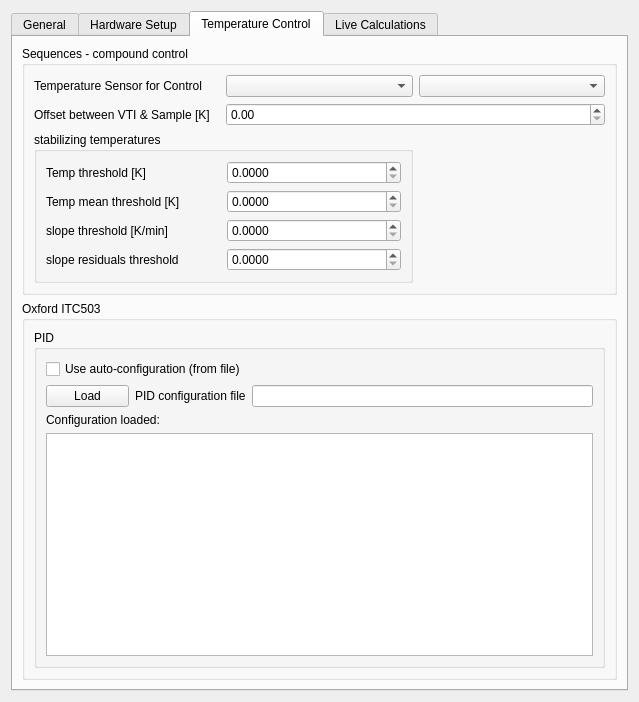
Above: CryostatGUI/configurations/settings_global.ui from Cryostat-GUI/Cryostat-GUI before the change. Below: the same form after it.
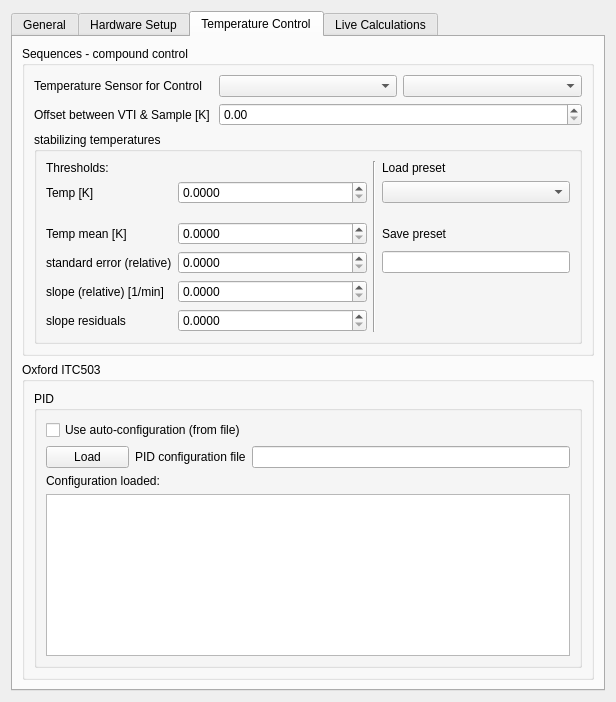
That is the form after the change.

Commit message: Sequence preferences GUI additions

Diff of the .ui file:
```diff
--- a/CryostatGUI/configurations/settings_global.ui
+++ b/CryostatGUI/configurations/settings_global.ui
@@ -6,7 +6,7 @@
    <rect>
     <x>0</x>
     <y>0</y>
-    <width>639</width>
+    <width>616</width>
     <height>702</height>
    </rect>
   </property>
@@ -609,74 +609,50 @@
             </property>
            </widget>
           </item>
-          <item row="2" column="0" colspan="2">
+          <item row="2" column="0" colspan="3">
            <widget class="QGroupBox" name="groupBox_4">
             <property name="title">
              <string>stabilizing temperatures</string>
             </property>
-            <layout class="QGridLayout" name="gridLayout_8">
-             <item row="3" column="0">
-              <widget class="QLabel" name="label_13">
-               <property name="text">
-                <string>Temp mean threshold [K]</string>
-               </property>
-              </widget>
-             </item>
-             <item row="0" column="0">
-              <widget class="QLabel" name="label_12">
-               <property name="text">
-                <string>Temp threshold [K]</string>
-               </property>
-              </widget>
-             </item>
+            <layout class="QGridLayout" name="gridLayout_8" columnstretch="0,0,1,0,1">
              <item row="4" column="0">
+              <widget class="QLabel" name="label_13">
+               <property name="text">
+                <string>Temp mean [K]</string>
+               </property>
+              </widget>
+             </item>
+             <item row="6" column="2">
+              <widget class="QDoubleSpinBox" name="spin_Sequence_threshold_slope_Kpmin">
+               <property name="decimals">
+                <number>4</number>
+               </property>
+               <property name="maximum">
+                <double>100.000000000000000</double>
+               </property>
+              </widget>
+             </item>
+             <item row="6" column="0">
               <widget class="QLabel" name="label_14">
                <property name="text">
-                <string>slope threshold [K/min]</string>
-               </property>
-              </widget>
-             </item>
-             <item row="5" column="0">
-              <widget class="QLabel" name="label_15">
-               <property name="text">
-                <string>slope residuals threshold</string>
-               </property>
-              </widget>
-             </item>
-             <item row="3" column="2">
-              <widget class="QDoubleSpinBox" name="spin_Sequence_threshold_Tmean_K">
-               <property name="decimals">
-                <number>4</number>
-               </property>
-               <property name="minimum">
-                <double>0.000000000000000</double>
-               </property>
-               <property name="maximum">
-                <double>300.000000000000000</double>
+                <string>slope (relative) [1/min]</string>
                </property>
               </widget>
              </item>
              <item row="4" column="2">
-              <widget class="QDoubleSpinBox" name="spin_Sequence_threshold_slope_Kpmin">
+              <widget class="QDoubleSpinBox" name="spin_Sequence_threshold_Tmean_K">
                <property name="decimals">
                 <number>4</number>
                </property>
-               <property name="maximum">
-                <double>100.000000000000000</double>
+               <property name="minimum">
+                <double>0.000000000000000</double>
                </property>
-              </widget>
-             </item>
-             <item row="5" column="2">
-              <widget class="QDoubleSpinBox" name="spin_Sequence_threshold_slopeResiduals">
-               <property name="decimals">
-                <number>4</number>
-               </property>
                <property name="maximum">
-                <double>100.000000000000000</double>
+                <double>300.000000000000000</double>
                </property>
               </widget>
              </item>
-             <item row="0" column="2">
+             <item row="1" column="2">
               <widget class="QDoubleSpinBox" name="spin_Sequence_threshold_T_K">
                <property name="decimals">
                 <number>4</number>
@@ -689,6 +665,81 @@
                </property>
               </widget>
              </item>
+             <item row="7" column="0">
+              <widget class="QLabel" name="label_15">
+               <property name="text">
+                <string>slope residuals</string>
+               </property>
+              </widget>
+             </item>
+             <item row="7" column="2">
+              <widget class="QDoubleSpinBox" name="spin_Sequence_threshold_slopeResiduals">
+               <property name="decimals">
+                <number>4</number>
+               </property>
+               <property name="maximum">
+                <double>100.000000000000000</double>
+               </property>
+              </widget>
+             </item>
+             <item row="1" column="0">
+              <widget class="QLabel" name="label_12">
+               <property name="text">
+                <string>Temp [K]</string>
+               </property>
+              </widget>
+             </item>
+             <item row="5" column="2">
+              <widget class="QDoubleSpinBox" name="doubleSpinBox_15">
+               <property name="decimals">
+                <number>4</number>
+               </property>
+               <property name="maximum">
+                <double>100.000000000000000</double>
+               </property>
+              </widget>
+             </item>
+             <item row="5" column="0">
+              <widget class="QLabel" name="label_18">
+               <property name="text">
+                <string>standard error (relative)</string>
+               </property>
+              </widget>
+             </item>
+             <item row="0" column="0">
+              <widget class="QLabel" name="label_19">
+               <property name="text">
+                <string>Thresholds:</string>
+               </property>
+              </widget>
+             </item>
+             <item row="0" column="3" rowspan="8">
+              <widget class="Line" name="line_3">
+               <property name="orientation">
+                <enum>Qt::Vertical</enum>
+               </property>
+              </widget>
+             </item>
+             <item row="0" column="4">
+              <widget class="QLabel" name="label_16">
+               <property name="text">
+                <string>Load preset</string>
+               </property>
+              </widget>
+             </item>
+             <item row="1" column="4">
+              <widget class="QComboBox" name="comboBox_3"/>
+             </item>
+             <item row="4" column="4">
+              <widget class="QLabel" name="label_17">
+               <property name="text">
+                <string>Save preset</string>
+               </property>
+              </widget>
+             </item>
+             <item row="5" column="4">
+              <widget class="QLineEdit" name="lineEdit"/>
+             </item>
             </layout>
            </widget>
           </item>
```
Left out of the diff: 2 changed lines with no effect on the pictures. The commit also changes 1 other file.
